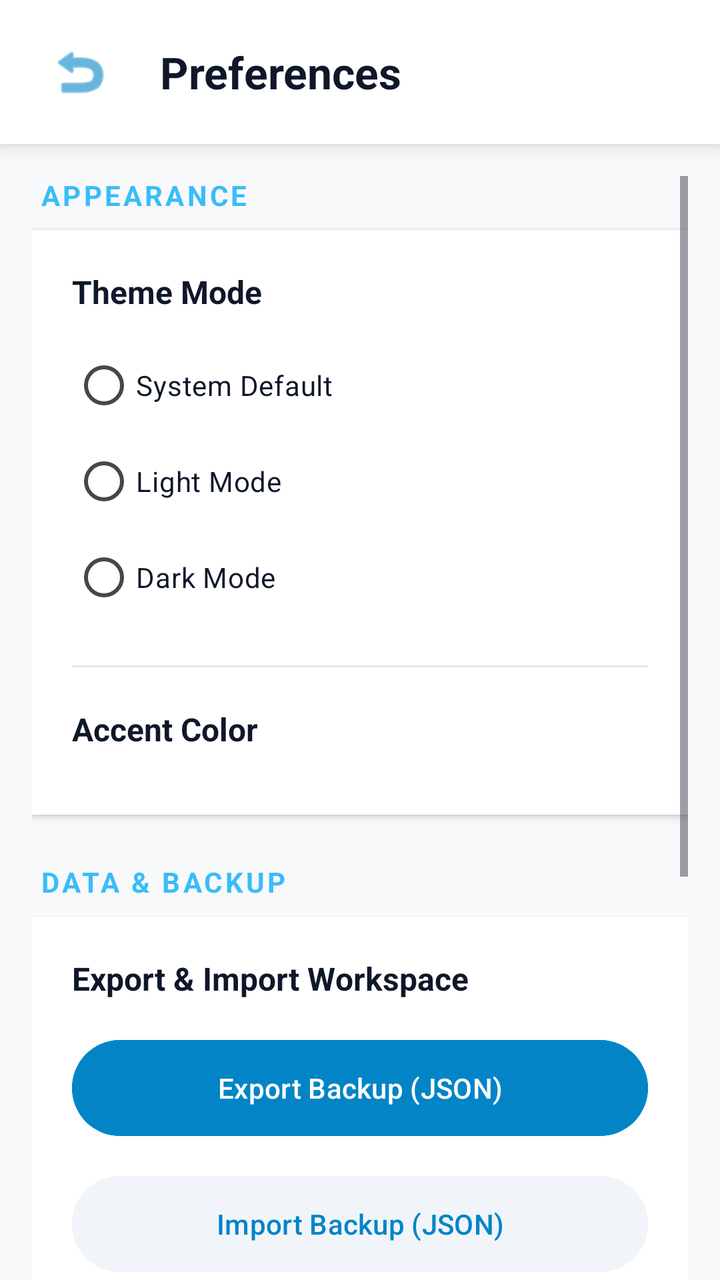
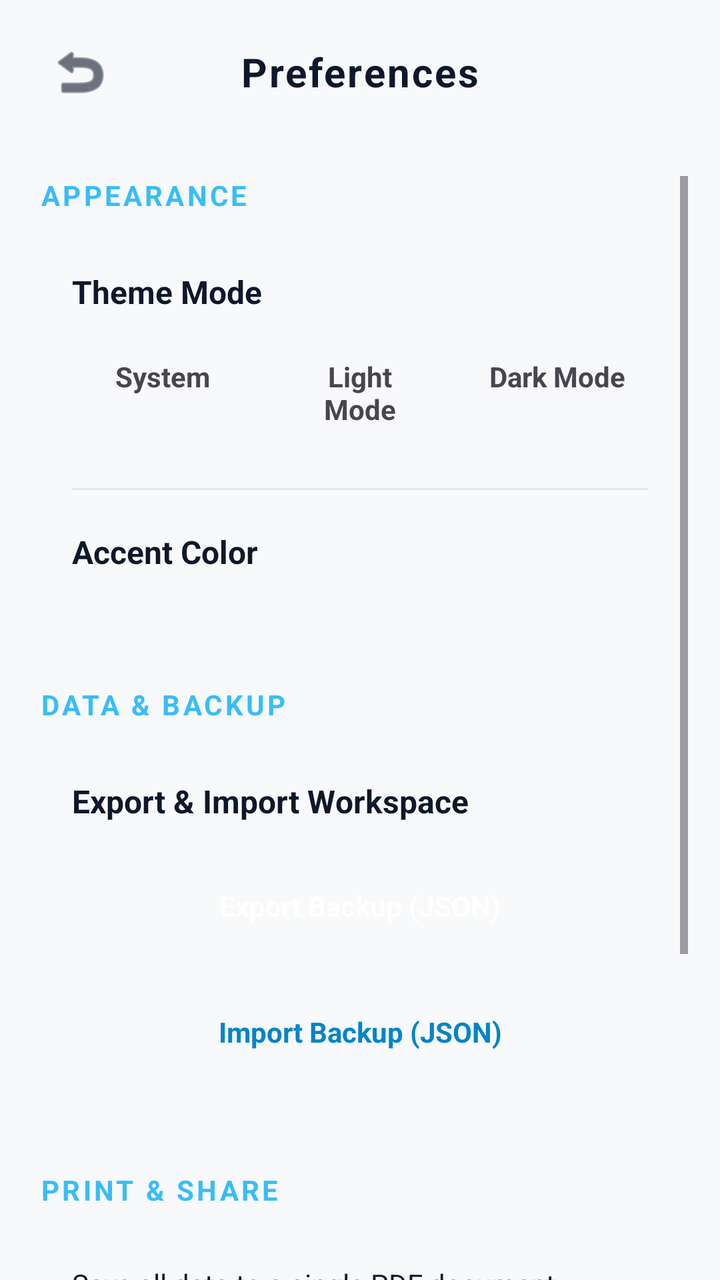

Screens rendered from an Android XML layout before and after an edit, with the pre-edit source and the edit as a unified diff.
<!-- AndroidManifest.xml: application theme Theme.NoteCalc.Blue -->
<!-- res/layout/layout_settings.xml -->
<?xml version="1.0" encoding="utf-8"?>
<LinearLayout xmlns:android="http://schemas.android.com/apk/res/android"
    xmlns:app="http://schemas.android.com/apk/res-auto"
    android:layout_width="match_parent"
    android:layout_height="match_parent"
    android:background="?attr/colorBgPrimary"
    android:orientation="vertical">

    
    <LinearLayout
        android:layout_width="match_parent"
        android:layout_height="72dp"
        android:orientation="horizontal"
        android:gravity="center_vertical"
        android:paddingHorizontal="16dp"
        android:background="?attr/colorBgSecondary"
        android:elevation="6dp">

        <ImageButton
            android:id="@+id/btn_settings_back"
            android:layout_width="48dp"
            android:layout_height="48dp"
            android:src="@android:drawable/ic_menu_revert"
            android:background="?attr/selectableItemBackgroundBorderless"
            android:contentDescription="@string/back"
            app:tint="?attr/colorAccentPrimary" />

        <TextView
            android:layout_width="wrap_content"
            android:layout_height="wrap_content"
            android:text="@string/preferences"
            android:textSize="22sp"
            android:textStyle="bold"
            android:textColor="?android:textColorPrimary"
            android:layout_marginStart="16dp"/>
    </LinearLayout>

    <ScrollView
        android:layout_width="match_parent"
        android:layout_height="match_parent"
        android:clipToPadding="false"
        android:padding="16dp"
        android:fillViewport="true">

        <LinearLayout
            android:layout_width="match_parent"
            android:layout_height="wrap_content"
            android:orientation="vertical">

            
            <TextView
                android:layout_width="wrap_content"
                android:layout_height="wrap_content"
                android:text="@string/appearance"
                android:textSize="14sp"
                android:textStyle="bold"
                android:textAllCaps="true"
                android:letterSpacing="0.1"
                android:textColor="?attr/colorAccentSecondary"
                android:layout_marginBottom="8dp"
                android:layout_marginStart="4dp"/>

            <LinearLayout
                android:layout_width="match_parent"
                android:layout_height="wrap_content"
                android:orientation="vertical"
                android:background="?attr/colorBgSecondary"
                android:padding="20dp"
                android:elevation="2dp"
                android:layout_marginBottom="24dp">
                
                <TextView
                    android:layout_width="wrap_content"
                    android:layout_height="wrap_content"
                    android:text="@string/theme_mode"
                    android:textSize="16sp"
                    android:textStyle="bold"
                    android:textColor="?android:textColorPrimary"/>
                
                <RadioGroup
                    android:id="@+id/rg_theme_mode"
                    android:layout_width="match_parent"
                    android:layout_height="wrap_content"
                    android:layout_marginTop="12dp"
                    android:orientation="vertical">
                    <RadioButton
                        android:id="@+id/rb_theme_system"
                        android:layout_width="match_parent"
                        android:layout_height="wrap_content"
                        android:text="@string/system_default"
                        android:textColor="?android:textColorPrimary"/>
                    <RadioButton
                        android:id="@+id/rb_theme_light"
                        android:layout_width="match_parent"
                        android:layout_height="wrap_content"
                        android:text="@string/light_mode"
                        android:textColor="?android:textColorPrimary"/>
                    <RadioButton
                        android:id="@+id/rb_theme_dark"
                        android:layout_width="match_parent"
                        android:layout_height="wrap_content"
                        android:text="@string/dark_mode"
                        android:textColor="?android:textColorPrimary"/>
                </RadioGroup>

                <View
                    android:layout_width="match_parent"
                    android:layout_height="1dp"
                    android:background="?attr/colorBorder"
                    android:layout_marginTop="20dp"
                    android:layout_marginBottom="20dp"/>

                <TextView
                    android:layout_width="wrap_content"
                    android:layout_height="wrap_content"
                    android:text="@string/accent_color"
                    android:textSize="16sp"
                    android:textStyle="bold"
                    android:textColor="?android:textColorPrimary" />

                <HorizontalScrollView
                    android:layout_width="match_parent"
                    android:layout_height="wrap_content"
                    android:layout_marginTop="12dp"
                    android:scrollbars="none">
                    
                    <LinearLayout
                        android:id="@+id/ll_accent_colors"
                        android:layout_width="wrap_content"
                        android:layout_height="wrap_content"
                        android:orientation="horizontal"
                        android:gravity="center_vertical">
                        
                    </LinearLayout>
                </HorizontalScrollView>
            </LinearLayout>

            
            <TextView
                android:layout_width="wrap_content"
                android:layout_height="wrap_content"
                android:text="@string/data_backup"
                android:textSize="14sp"
                android:textStyle="bold"
                android:textAllCaps="true"
                android:letterSpacing="0.1"
                android:textColor="?attr/colorAccentSecondary"
                android:layout_marginBottom="8dp"
                android:layout_marginStart="4dp"/>

            <LinearLayout
                android:layout_width="match_parent"
                android:layout_height="wrap_content"
                android:orientation="vertical"
                android:background="?attr/colorBgSecondary"
                android:padding="20dp"
                android:elevation="2dp"
                android:layout_marginBottom="24dp">

                <TextView
                    android:layout_width="wrap_content"
                    android:layout_height="wrap_content"
                    android:text="@string/export_import_workspace"
                    android:textSize="16sp"
                    android:textStyle="bold"
                    android:textColor="?android:textColorPrimary"
                    android:layout_marginBottom="16dp"/>

                <Button
                    android:id="@+id/btn_export_json"
                    android:layout_width="match_parent"
                    android:layout_height="56dp"
                    android:text="@string/export_backup_json"
                    android:textColor="@color/text_on_accent"
                    android:backgroundTint="?attr/colorAccentPrimary"/>

                <Button
                    android:id="@+id/btn_import_json"
                    android:layout_width="match_parent"
                    android:layout_height="56dp"
                    android:layout_marginTop="12dp"
                    android:text="@string/import_backup_json"
                    android:textColor="?attr/colorAccentPrimary"
                    android:backgroundTint="?attr/colorBgTertiary"/>

            </LinearLayout>

            
            <TextView
                android:layout_width="wrap_content"
                android:layout_height="wrap_content"
                android:text="@string/print_share"
                android:textSize="14sp"
                android:textStyle="bold"
                android:textAllCaps="true"
                android:letterSpacing="0.1"
                android:textColor="?attr/colorAccentSecondary"
                android:layout_marginBottom="8dp"
                android:layout_marginStart="4dp"/>

            <LinearLayout
                android:layout_width="match_parent"
                android:layout_height="wrap_content"
                android:orientation="vertical"
                android:background="?attr/colorBgSecondary"
                android:padding="20dp"
                android:elevation="2dp"
                android:layout_marginBottom="40dp">

                <TextView
                    android:layout_width="wrap_content"
                    android:layout_height="wrap_content"
                    android:text="@string/save_all_data_to_a_single_pdf_document"
                    android:textSize="14sp"
                    android:textColor="?android:textColorPrimary"
                    android:layout_marginBottom="16dp"/>

                <Button
                    android:id="@+id/btn_export_pdf_all"
                    android:layout_width="match_parent"
                    android:layout_height="56dp"
                    android:text="@string/export_all_to_pdf"
                    android:textColor="@color/text_on_accent"
                    android:backgroundTint="?attr/colorAccentSecondary"/>

            </LinearLayout>

            
            <TextView
                android:id="@+id/tv_app_version"
                android:layout_width="match_parent"
                android:layout_height="wrap_content"
                android:text="@string/notecalc_v1_3_0"
                android:gravity="center"
                android:textSize="14sp"
                android:textColor="?android:textColorSecondary"
                android:layout_marginBottom="40dp" />
        </LinearLayout>
    </ScrollView>
</LinearLayout>
<!-- resources referenced by this layout -->
<resources>
  <color name="text_on_accent">#FFFFFFFF</color>
  <string name="accent_color">Accent Color</string>
  <string name="appearance">Appearance</string>
  <string name="back">Back</string>
  <string name="dark_mode">Dark Mode</string>
  <string name="data_backup">Data &amp; Backup</string>
  <string name="export_all_to_pdf">Export All to PDF</string>
  <string name="export_backup_json">Export Backup (JSON)</string>
  <string name="export_import_workspace">Export &amp; Import Workspace</string>
  <string name="import_backup_json">Import Backup (JSON)</string>
  <string name="light_mode">Light Mode</string>
  <string name="notecalc_v1_3_0">NoteCalc v1.3.0</string>
  <string name="preferences">Preferences</string>
  <string name="print_share">Print &amp; Share</string>
  <string name="save_all_data_to_a_single_pdf_document">Save all data to a single PDF document.</string>
  <string name="system_default">System Default</string>
  <string name="theme_mode">Theme Mode</string>
  <style name="Theme.NoteCalc.Blue" parent="Base.Theme.NoteCalc">
          <item name="colorAccentPrimary">@color/accent_blue_primary</item>
          <item name="colorAccentSecondary">@color/accent_blue_secondary</item>
          <item name="colorBgPrimary">@color/bg_primary_blue</item>
          <item name="colorBgSecondary">@color/bg_secondary_blue</item>
          <item name="colorBgTertiary">@color/bg_tertiary_blue</item>
          <item name="colorBorder">@color/border_blue</item>
          <item name="colorRipple">@color/ripple_blue</item>
      </style>
  <style name="Base.Theme.NoteCalc" parent="Theme.Material3.DayNight.NoActionBar">
          <item name="android:windowBackground">?attr/colorBgPrimary</item>
          <item name="android:textColorPrimary">@color/text_primary</item>
      </style>
  <color name="accent_blue_primary">#FF0284C7</color>
  <color name="accent_blue_secondary">#FF38BDF8</color>
  <color name="bg_primary_blue">#FFF8F9FA</color>
  <color name="bg_secondary_blue">#FFFFFFFF</color>
  <color name="bg_tertiary_blue">#FFF1F5F9</color>
  <color name="border_blue">#FFE2E8F0</color>
  <color name="ripple_blue">#FFE2E8F0</color>
  <color name="text_primary">#FF0F172A</color>
</resources>

<!-- the commit's change to res/layout/layout_settings.xml (unified diff, before → after) -->
@@ -7,33 +7,31 @@
     android:orientation="vertical">
 
     
-    <LinearLayout
+    <RelativeLayout
         android:layout_width="match_parent"
         android:layout_height="72dp"
-        android:orientation="horizontal"
-        android:gravity="center_vertical"
-        android:paddingHorizontal="16dp"
-        android:background="?attr/colorBgSecondary"
-        android:elevation="6dp">
+        android:paddingHorizontal="16dp">
 
         <ImageButton
             android:id="@+id/btn_settings_back"
             android:layout_width="48dp"
             android:layout_height="48dp"
+            android:layout_centerVertical="true"
             android:src="@android:drawable/ic_menu_revert"
             android:background="?attr/selectableItemBackgroundBorderless"
             android:contentDescription="@string/back"
-            app:tint="?attr/colorAccentPrimary" />
+            app:tint="?android:textColorPrimary" />
 
         <TextView
             android:layout_width="wrap_content"
             android:layout_height="wrap_content"
+            android:layout_centerInParent="true"
             android:text="@string/preferences"
-            android:textSize="22sp"
+            android:textSize="20sp"
             android:textStyle="bold"
-            android:textColor="?android:textColorPrimary"
-            android:layout_marginStart="16dp"/>
-    </LinearLayout>
+            android:letterSpacing="0.05"
+            android:textColor="?android:textColorPrimary" />
+    </RelativeLayout>
 
     <ScrollView
         android:layout_width="match_parent"
@@ -61,10 +59,10 @@
                 android:layout_marginStart="4dp"/>
 
             <LinearLayout
+                android:id="@+id/card_appearance"
                 android:layout_width="match_parent"
                 android:layout_height="wrap_content"
                 android:orientation="vertical"
-                android:background="?attr/colorBgSecondary"
                 android:padding="20dp"
                 android:elevation="2dp"
                 android:layout_marginBottom="24dp">
@@ -77,31 +75,45 @@
                     android:textStyle="bold"
                     android:textColor="?android:textColorPrimary"/>
                 
-                <RadioGroup
-                    android:id="@+id/rg_theme_mode"
-                    android:layout_width="match_parent"
-                    android:layout_height="wrap_content"
+                <LinearLayout
+                    android:layout_width="match_parent"
+                    android:layout_height="wrap_content"
+                    android:orientation="horizontal"
                     android:layout_marginTop="12dp"
-                    android:orientation="vertical">
-                    <RadioButton
-                        android:id="@+id/rb_theme_system"
-                        android:layout_width="match_parent"
-                        android:layout_height="wrap_content"
+                    android:weightSum="3">
+                    <TextView
+                        android:id="@+id/btn_theme_system"
+                        android:layout_width="0dp"
+                        android:layout_height="wrap_content"
+                        android:layout_weight="1"
                         android:text="@string/system_default"
-                        android:textColor="?android:textColorPrimary"/>
-                    <RadioButton
-                        android:id="@+id/rb_theme_light"
-                        android:layout_width="match_parent"
-                        android:layout_height="wrap_content"
+                        android:gravity="center"
+                        android:textSize="14sp"
+                        android:textStyle="bold"
+                        android:padding="10dp"
+                        android:layout_marginEnd="8dp" />
+                    <TextView
+                        android:id="@+id/btn_theme_light"
+                        android:layout_width="0dp"
+                        android:layout_height="wrap_content"
+                        android:layout_weight="1"
                         android:text="@string/light_mode"
-                        android:textColor="?android:textColorPrimary"/>
-                    <RadioButton
-                        android:id="@+id/rb_theme_dark"
-                        android:layout_width="match_parent"
-                        android:layout_height="wrap_content"
+                        android:gravity="center"
+                        android:textSize="14sp"
+                        android:textStyle="bold"
+                        android:padding="10dp"
+                        android:layout_marginEnd="8dp" />
+                    <TextView
+                        android:id="@+id/btn_theme_dark"
+                        android:layout_width="0dp"
+                        android:layout_height="wrap_content"
+                        android:layout_weight="1"
                         android:text="@string/dark_mode"
-                        android:textColor="?android:textColorPrimary"/>
-                </RadioGroup>
+                        android:gravity="center"
+                        android:textSize="14sp"
+                        android:textStyle="bold"
+                        android:padding="10dp" />
+                </LinearLayout>
 
                 <View
                     android:layout_width="match_parent"
@@ -149,10 +161,10 @@
                 android:layout_marginStart="4dp"/>
 
             <LinearLayout
+                android:id="@+id/card_data_backup"
                 android:layout_width="match_parent"
                 android:layout_height="wrap_content"
                 android:orientation="vertical"
-                android:background="?attr/colorBgSecondary"
                 android:padding="20dp"
                 android:elevation="2dp"
                 android:layout_marginBottom="24dp">
@@ -166,22 +178,26 @@
                     android:textColor="?android:textColorPrimary"
                     android:layout_marginBottom="16dp"/>
 
-                <Button
+                <TextView
                     android:id="@+id/btn_export_json"
                     android:layout_width="match_parent"
-                    android:layout_height="56dp"
+                    android:layout_height="wrap_content"
+                    android:padding="16dp"
+                    android:gravity="center"
+                    android:textStyle="bold"
                     android:text="@string/export_backup_json"
-                    android:textColor="@color/text_on_accent"
-                    android:backgroundTint="?attr/colorAccentPrimary"/>
-
-                <Button
+                    android:textColor="@color/text_on_accent" />
+
+                <TextView
                     android:id="@+id/btn_import_json"
                     android:layout_width="match_parent"
-                    android:layout_height="56dp"
+                    android:layout_height="wrap_content"
+                    android:padding="16dp"
+                    android:gravity="center"
+                    android:textStyle="bold"
                     android:layout_marginTop="12dp"
                     android:text="@string/import_backup_json"
-                    android:textColor="?attr/colorAccentPrimary"
-                    android:backgroundTint="?attr/colorBgTertiary"/>
+                    android:textColor="?attr/colorAccentPrimary" />
 
             </LinearLayout>
 
@@ -199,10 +215,10 @@
                 android:layout_marginStart="4dp"/>
 
             <LinearLayout
+                android:id="@+id/card_print_share"
                 android:layout_width="match_parent"
                 android:layout_height="wrap_content"
                 android:orientation="vertical"
-                android:background="?attr/colorBgSecondary"
                 android:padding="20dp"
                 android:elevation="2dp"
                 android:layout_marginBottom="40dp">
@@ -215,26 +231,45 @@
                     android:textColor="?android:textColorPrimary"
                     android:layout_marginBottom="16dp"/>
 
-                <Button
+                <TextView
                     android:id="@+id/btn_export_pdf_all"
                     android:layout_width="match_parent"
-                    android:layout_height="56dp"
+                    android:layout_height="wrap_content"
+                    android:padding="16dp"
+                    android:gravity="center"
+                    android:textStyle="bold"
                     android:text="@string/export_all_to_pdf"
-                    android:textColor="@color/text_on_accent"
-                    android:backgroundTint="?attr/colorAccentSecondary"/>
-
-            </LinearLayout>
-
-            
-            <TextView
-                android:id="@+id/tv_app_version"
-                android:layout_width="match_parent"
-                android:layout_height="wrap_content"
-                android:text="@string/notecalc_v1_3_0"
-                android:gravity="center"
-                android:textSize="14sp"
-                android:textColor="?android:textColorSecondary"
-                android:layout_marginBottom="40dp" />
+                    android:textColor="@color/text_on_accent" />
+
+            </LinearLayout>
+
+            
+            <LinearLayout
+                android:id="@+id/version_container"
+                android:layout_width="wrap_content"
+                android:layout_height="wrap_content"
+                android:layout_gravity="center_horizontal"
+                android:orientation="horizontal"
+                android:gravity="center_vertical"
+                android:paddingHorizontal="16dp"
+                android:paddingVertical="8dp"
+                android:layout_marginBottom="40dp">
+                <ImageView
+                    android:layout_width="20dp"
+                    android:layout_height="20dp"
+                    android:src="@android:drawable/ic_menu_info_details"
+                    app:tint="?attr/colorAccentSecondary" />
+                <TextView
+                    android:id="@+id/tv_app_version"
+                    android:layout_width="wrap_content"
+                    android:layout_height="wrap_content"
+                    android:layout_marginStart="8dp"
+                    android:text="@string/notecalc_v1_3_0"
+                    android:textSize="14sp"
+                    android:textStyle="bold"
+                    android:letterSpacing="0.05"
+                    android:textColor="?android:textColorPrimary" />
+            </LinearLayout>
         </LinearLayout>
     </ScrollView>
 </LinearLayout>
<!-- resource entries referenced after the edit -->
@@ -15,7 +15,7 @@
   <string name="preferences">Preferences</string>
   <string name="print_share">Print &amp; Share</string>
   <string name="save_all_data_to_a_single_pdf_document">Save all data to a single PDF document.</string>
-  <string name="system_default">System Default</string>
+  <string name="system_default">System</string>
   <string name="theme_mode">Theme Mode</string>
   <style name="Theme.NoteCalc.Blue" parent="Base.Theme.NoteCalc">
           <item name="colorAccentPrimary">@color/accent_blue_primary</item>
